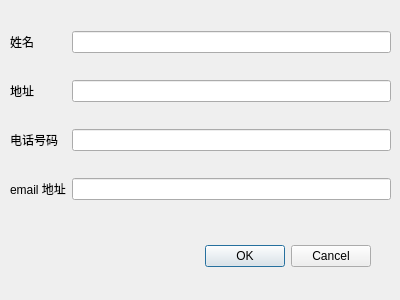
Above: contactdialog.ui from suxil/qt-contact-sys before the change. Below: the same form after it.
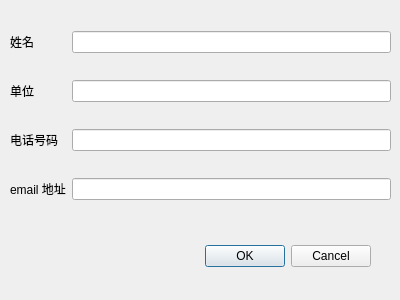
That is the form after the change.

Patch:
```diff
--- a/contactdialog.ui
+++ b/contactdialog.ui
@@ -52,7 +52,7 @@
     <item row="1" column="0">
      <widget class="QLabel" name="label_2">
       <property name="text">
-       <string>地址</string>
+       <string>单位</string>
       </property>
      </widget>
     </item>
```
Left out of the diff: 2 changed lines with no effect on the pictures.
